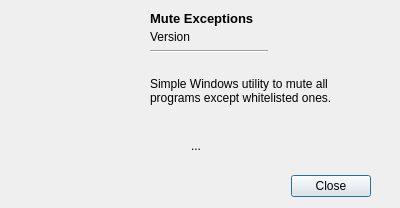
Qt form src/AboutDialog.ui (Chainsawkitten/MuteExceptions) before a commit.
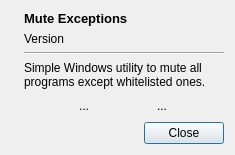
The same form after that commit. Icons and pictures are not drawn.

Commit message: GitHub button in About dialog

```diff
--- a/src/AboutDialog.ui
+++ b/src/AboutDialog.ui
@@ -19,33 +19,58 @@
     <verstretch>0</verstretch>
    </sizepolicy>
   </property>
+  <property name="minimumSize">
+   <size>
+    <width>0</width>
+    <height>0</height>
+   </size>
+  </property>
   <property name="windowTitle">
    <string>About Mute Exceptions</string>
   </property>
-  <widget class="QDialogButtonBox" name="buttonBox">
-   <property name="geometry">
-    <rect>
-     <x>30</x>
-     <y>170</y>
-     <width>341</width>
-     <height>32</height>
-    </rect>
-   </property>
-   <property name="orientation">
-    <enum>Qt::Horizontal</enum>
-   </property>
-   <property name="standardButtons">
-    <set>QDialogButtonBox::Close</set>
-   </property>
-  </widget>
+  <property name="sizeGripEnabled">
+   <bool>false</bool>
+  </property>
+  <property name="modal">
+   <bool>true</bool>
+  </property>
+  <layout class="QVBoxLayout" name="verticalLayout">
+   <property name="sizeConstraint">
+    <enum>QLayout::SetFixedSize</enum>
+   </property>
+   <item>
+    <layout class="QHBoxLayout" name="mainLayout">
+     <item>
+      <widget class="QLabel" name="logoLabel">
+       <property name="sizePolicy">
+        <sizepolicy hsizetype="Fixed" vsizetype="Fixed">
+         <horstretch>0</horstretch>
+         <verstretch>0</verstretch>
+        </sizepolicy>
+       </property>
+       <property name="text">
+        <string/>
+       </property>
+       <property name="pixmap">
+        <pixmap resource="../resources/resources.qrc">:/MuteExceptions/about.png</pixmap>
+       </property>
+       <property name="openExternalLinks">
+        <bool>false</bool>
+       </property>
+      </widget>
+     </item>
+     <item>
+      <layout class="QVBoxLayout" name="infoLayout">
+       <property name="sizeConstraint">
+        <enum>QLayout::SetDefaultConstraint</enum>
+       </property>
+       <item>
   <widget class="QLabel" name="applicationNameLabel">
-   <property name="geometry">
-    <rect>
-     <x>150</x>
-     <y>10</y>
-     <width>111</width>
-     <height>16</height>
-    </rect>
+         <property name="sizePolicy">
+          <sizepolicy hsizetype="Preferred" vsizetype="Preferred">
+           <horstretch>0</horstretch>
+           <verstretch>0</verstretch>
+          </sizepolicy>
    </property>
    <property name="font">
     <font>
@@ -58,27 +83,43 @@
     <string>Mute Exceptions</string>
    </property>
   </widget>
+       </item>
+       <item>
   <widget class="QLabel" name="versionLabel">
-   <property name="geometry">
-    <rect>
-     <x>150</x>
-     <y>30</y>
-     <width>47</width>
-     <height>13</height>
-    </rect>
+         <property name="sizePolicy">
+          <sizepolicy hsizetype="Preferred" vsizetype="Preferred">
+           <horstretch>0</horstretch>
+           <verstretch>0</verstretch>
+          </sizepolicy>
    </property>
    <property name="text">
     <string>Version</string>
    </property>
-  </widget>
+         <property name="alignment">
+          <set>Qt::AlignLeading|Qt::AlignLeft|Qt::AlignVCenter</set>
+         </property>
+        </widget>
+       </item>
+       <item>
+        <widget class="Line" name="line">
+         <property name="orientation">
+          <enum>Qt::Horizontal</enum>
+         </property>
+        </widget>
+       </item>
+       <item>
   <widget class="QLabel" name="descriptionLabel">
-   <property name="geometry">
-    <rect>
-     <x>150</x>
-     <y>60</y>
-     <width>231</width>
-     <height>61</height>
-    </rect>
+         <property name="sizePolicy">
+          <sizepolicy hsizetype="Preferred" vsizetype="Preferred">
+           <horstretch>0</horstretch>
+           <verstretch>1</verstretch>
+          </sizepolicy>
+         </property>
+         <property name="minimumSize">
+          <size>
+           <width>200</width>
+           <height>0</height>
+          </size>
    </property>
    <property name="text">
     <string>Simple Windows utility to mute all programs except whitelisted ones.</string>
@@ -87,53 +128,11 @@
     <bool>true</bool>
    </property>
   </widget>
-  <widget class="Line" name="line">
-   <property name="geometry">
-    <rect>
-     <x>150</x>
-     <y>50</y>
-     <width>118</width>
-     <height>3</height>
-    </rect>
-   </property>
-   <property name="orientation">
-    <enum>Qt::Horizontal</enum>
-   </property>
-  </widget>
-  <widget class="QLabel" name="logoLabel">
-   <property name="geometry">
-    <rect>
-     <x>10</x>
-     <y>20</y>
-     <width>128</width>
-     <height>128</height>
-    </rect>
-   </property>
-   <property name="sizePolicy">
-    <sizepolicy hsizetype="Fixed" vsizetype="Fixed">
-     <horstretch>0</horstretch>
-     <verstretch>0</verstretch>
-    </sizepolicy>
-   </property>
-   <property name="text">
-    <string/>
-   </property>
-   <property name="pixmap">
-    <pixmap resource="../resources/resources.qrc">:/MuteExceptions/about.png</pixmap>
-   </property>
-   <property name="openExternalLinks">
-    <bool>false</bool>
-   </property>
-  </widget>
+       </item>
+       <item>
+        <layout class="QHBoxLayout" name="linksLayout">
+         <item>
   <widget class="QToolButton" name="websiteButton">
-   <property name="geometry">
-    <rect>
-     <x>180</x>
-     <y>130</y>
-     <width>32</width>
-     <height>32</height>
-    </rect>
-   </property>
    <property name="toolTip">
     <string>Website</string>
    </property>
@@ -160,6 +159,53 @@
     <bool>true</bool>
    </property>
   </widget>
+         </item>
+         <item>
+          <widget class="QToolButton" name="githubButton">
+           <property name="toolTip">
+            <string>GitHub</string>
+           </property>
+           <property name="text">
+            <string>...</string>
+           </property>
+           <property name="icon">
+            <iconset resource="../resources/resources.qrc">
+             <normaloff>:/MuteExceptions/github.png</normaloff>:/MuteExceptions/github.png</iconset>
+           </property>
+           <property name="iconSize">
+            <size>
+             <width>32</width>
+             <height>32</height>
+            </size>
+           </property>
+           <property name="checkable">
+            <bool>false</bool>
+           </property>
+           <property name="popupMode">
+            <enum>QToolButton::DelayedPopup</enum>
+           </property>
+           <property name="autoRaise">
+            <bool>true</bool>
+           </property>
+          </widget>
+         </item>
+        </layout>
+       </item>
+      </layout>
+     </item>
+    </layout>
+   </item>
+   <item>
+    <widget class="QDialogButtonBox" name="buttonBox">
+     <property name="orientation">
+      <enum>Qt::Horizontal</enum>
+     </property>
+     <property name="standardButtons">
+      <set>QDialogButtonBox::Close</set>
+     </property>
+    </widget>
+   </item>
+  </layout>
  </widget>
  <resources>
   <include location="../resources/resources.qrc"/>
```
Lines whose indentation alone changed are shown as unchanged. The commit also changes 4 other files.
